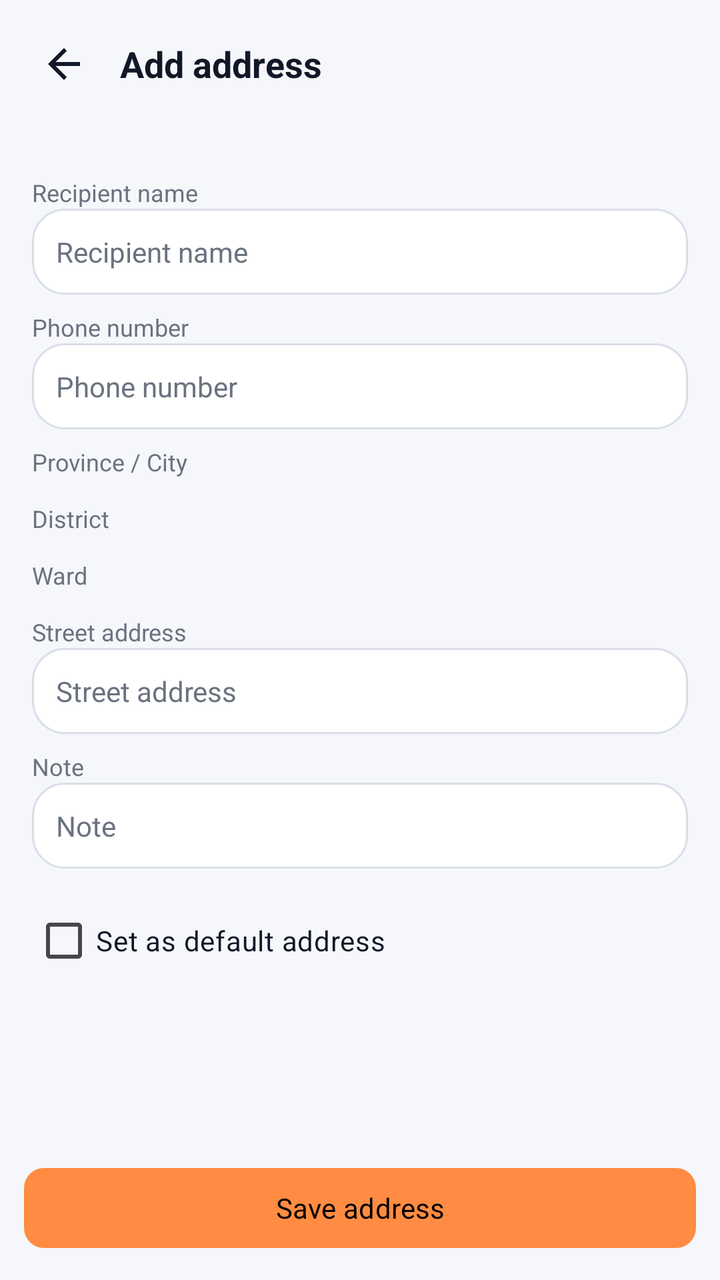
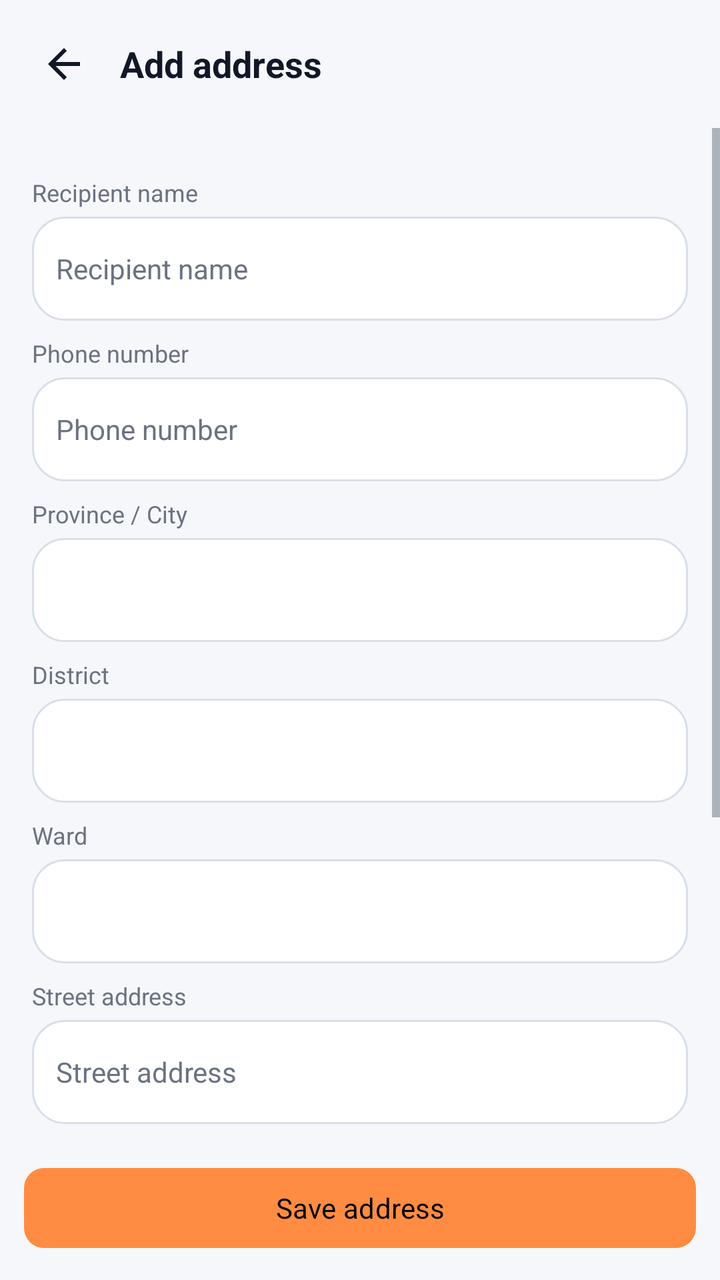

Screens rendered from an Android XML layout before and after an edit, with the pre-edit source and the edit as a unified diff.
<!-- AndroidManifest.xml: application theme Theme.My_Mobile_App -->
<!-- res/layout/activity_address_form.xml -->
<?xml version="1.0" encoding="utf-8"?>
<LinearLayout xmlns:android="http://schemas.android.com/apk/res/android"
    xmlns:app="http://schemas.android.com/apk/res-auto"
    android:layout_width="match_parent"
    android:layout_height="match_parent"
    android:background="@color/bg_dark_secondary"
    android:orientation="vertical">

    <LinearLayout
        android:layout_width="match_parent"
        android:layout_height="wrap_content"
        android:gravity="center_vertical"
        android:orientation="horizontal"
        android:padding="12dp">

        <ImageButton
            android:id="@+id/btn_back"
            android:layout_width="40dp"
            android:layout_height="40dp"
            android:background="?attr/selectableItemBackgroundBorderless"
            android:contentDescription="@string/action_back"
            android:src="@drawable/ic_arrow_back"
            app:tint="@color/text_primary" />

        <TextView
            android:id="@+id/txt_form_title"
            android:layout_width="0dp"
            android:layout_height="wrap_content"
            android:layout_marginStart="8dp"
            android:layout_weight="1"
            android:text="@string/address_add"
            android:textColor="@color/text_primary"
            android:textSize="18sp"
            android:textStyle="bold" />
    </LinearLayout>

    <ScrollView
        android:layout_width="match_parent"
        android:layout_height="0dp"
        android:layout_weight="1">

        <LinearLayout
            android:layout_width="match_parent"
            android:layout_height="wrap_content"
            android:orientation="vertical"
            android:padding="16dp">

            <TextView style="@style/AddressLabel" android:text="@string/checkout_recipient_name" />
            <EditText
                android:id="@+id/et_recipient_name"
                android:layout_width="match_parent"
                android:layout_height="wrap_content"
                android:background="@drawable/bg_input"
                android:hint="@string/checkout_recipient_name"
                android:importantForAutofill="no"
                android:inputType="textCapWords|textPersonName"
                android:padding="12dp"
                android:singleLine="true"
                android:textColor="@color/text_primary"
                android:textColorHint="@color/text_muted"
                android:textSize="14sp" />

            <TextView style="@style/AddressLabel" android:text="@string/checkout_recipient_phone" />
            <EditText
                android:id="@+id/et_recipient_phone"
                android:layout_width="match_parent"
                android:layout_height="wrap_content"
                android:background="@drawable/bg_input"
                android:hint="@string/checkout_recipient_phone"
                android:importantForAutofill="no"
                android:inputType="phone"
                android:padding="12dp"
                android:singleLine="true"
                android:textColor="@color/text_primary"
                android:textColorHint="@color/text_muted"
                android:textSize="14sp" />

            <TextView style="@style/AddressLabel" android:text="@string/checkout_province" />
            <Spinner
                android:id="@+id/spinner_province"
                android:layout_width="match_parent"
                android:layout_height="wrap_content"
                android:layout_marginTop="4dp"
                android:background="@drawable/bg_input" />

            <TextView style="@style/AddressLabel" android:text="@string/checkout_district" />
            <Spinner
                android:id="@+id/spinner_district"
                android:layout_width="match_parent"
                android:layout_height="wrap_content"
                android:layout_marginTop="4dp"
                android:background="@drawable/bg_input" />

            <TextView style="@style/AddressLabel" android:text="@string/checkout_ward" />
            <Spinner
                android:id="@+id/spinner_ward"
                android:layout_width="match_parent"
                android:layout_height="wrap_content"
                android:layout_marginTop="4dp"
                android:background="@drawable/bg_input" />

            <TextView style="@style/AddressLabel" android:text="@string/checkout_street" />
            <EditText
                android:id="@+id/et_street"
                android:layout_width="match_parent"
                android:layout_height="wrap_content"
                android:background="@drawable/bg_input"
                android:hint="@string/checkout_street"
                android:importantForAutofill="no"
                android:inputType="text"
                android:padding="12dp"
                android:textColor="@color/text_primary"
                android:textColorHint="@color/text_muted"
                android:textSize="14sp" />

            <TextView style="@style/AddressLabel" android:text="@string/checkout_note" />
            <EditText
                android:id="@+id/et_note"
                android:layout_width="match_parent"
                android:layout_height="wrap_content"
                android:background="@drawable/bg_input"
                android:hint="@string/checkout_note"
                android:importantForAutofill="no"
                android:inputType="text"
                android:padding="12dp"
                android:textColor="@color/text_primary"
                android:textColorHint="@color/text_muted"
                android:textSize="14sp" />

            <CheckBox
                android:id="@+id/cb_default"
                android:layout_width="wrap_content"
                android:layout_height="wrap_content"
                android:layout_marginTop="12dp"
                android:text="@string/address_set_default_checkbox"
                android:textColor="@color/text_primary"
                android:textSize="14sp" />
        </LinearLayout>
    </ScrollView>

    <com.google.android.material.button.MaterialButton
        android:id="@+id/btn_save_address"
        android:layout_width="match_parent"
        android:layout_height="wrap_content"
        android:layout_margin="12dp"
        android:text="@string/address_save"
        android:textAllCaps="false"
        app:cornerRadius="10dp" />
</LinearLayout>
<!-- resources referenced by this layout -->
<resources>
  <color name="bg_dark_secondary">#FFF6F7FB</color>
  <color name="text_muted">#FF6B7280</color>
  <color name="text_primary">#FF111827</color>
  <!-- drawable bg_input (drawable) -->
  <?xml version="1.0" encoding="utf-8"?>
  <shape xmlns:android="http://schemas.android.com/apk/res/android"
      android:shape="rectangle">
      <solid android:color="@color/surface_input" />
      <stroke android:width="1dp" android:color="@color/border_dark" />
      <corners android:radius="@dimen/radius_input" />
  </shape>
  <!-- drawable ic_arrow_back (drawable) -->
  <?xml version="1.0" encoding="utf-8"?>
  <vector xmlns:android="http://schemas.android.com/apk/res/android"
      android:width="24dp"
      android:height="24dp"
      android:viewportWidth="24"
      android:viewportHeight="24"
      android:tint="@color/text_primary">
      <path
          android:fillColor="@color/text_primary"
          android:pathData="M20,11H7.83l5.59,-5.59L12,4l-8,8 8,8 1.41,-1.41L7.83,13H20v-2z" />
  </vector>
  <string name="action_back">Back</string>
  <string name="address_add">Add address</string>
  <string name="address_save">Save address</string>
  <string name="address_set_default_checkbox">Set as default address</string>
  <string name="checkout_district">District</string>
  <string name="checkout_note">Note</string>
  <string name="checkout_province">Province / City</string>
  <string name="checkout_recipient_name">Recipient name</string>
  <string name="checkout_recipient_phone">Phone number</string>
  <string name="checkout_street">Street address</string>
  <string name="checkout_ward">Ward</string>
  <style name="AddressLabel">
          <item name="android:layout_width">wrap_content</item>
          <item name="android:layout_height">wrap_content</item>
          <item name="android:layout_marginTop">8dp</item>
          <item name="android:textColor">@color/text_muted</item>
          <item name="android:textSize">12sp</item>
      </style>
  <style name="Theme.My_Mobile_App" parent="Base.Theme.My_Mobile_App" />
  <color name="surface_input">#FFFFFFFF</color>
  <color name="border_dark">#FFD9DEE7</color>
  <dimen name="radius_input">16dp</dimen>
  <color name="orange">#FFFF8C42</color>
  <color name="black">#FF000000</color>
  <color name="orange_dark">#FFE0732E</color>
  <color name="ms_surface">#FFFFFFFF</color>
  <color name="ms_bg">#FFF6F7FB</color>
  <!-- unchanged entries left out for length: 1 -->
</resources>

<!-- the commit's change to res/layout/activity_address_form.xml (unified diff, before → after) -->
@@ -48,90 +48,58 @@
             <TextView style="@style/AddressLabel" android:text="@string/checkout_recipient_name" />
             <EditText
                 android:id="@+id/et_recipient_name"
-                android:layout_width="match_parent"
-                android:layout_height="wrap_content"
-                android:background="@drawable/bg_input"
+                style="@style/AddressInput"
                 android:hint="@string/checkout_recipient_name"
-                android:importantForAutofill="no"
-                android:inputType="textCapWords|textPersonName"
-                android:padding="12dp"
-                android:singleLine="true"
-                android:textColor="@color/text_primary"
-                android:textColorHint="@color/text_muted"
-                android:textSize="14sp" />
+                android:inputType="textCapWords|textPersonName" />
 
             <TextView style="@style/AddressLabel" android:text="@string/checkout_recipient_phone" />
             <EditText
                 android:id="@+id/et_recipient_phone"
-                android:layout_width="match_parent"
-                android:layout_height="wrap_content"
-                android:background="@drawable/bg_input"
+                style="@style/AddressInput"
                 android:hint="@string/checkout_recipient_phone"
-                android:importantForAutofill="no"
-                android:inputType="phone"
-                android:padding="12dp"
-                android:singleLine="true"
-                android:textColor="@color/text_primary"
-                android:textColorHint="@color/text_muted"
-                android:textSize="14sp" />
+                android:inputType="phone" />
 
             <TextView style="@style/AddressLabel" android:text="@string/checkout_province" />
             <Spinner
                 android:id="@+id/spinner_province"
-                android:layout_width="match_parent"
-                android:layout_height="wrap_content"
-                android:layout_marginTop="4dp"
-                android:background="@drawable/bg_input" />
+                style="@style/AddressSpinner" />
 
             <TextView style="@style/AddressLabel" android:text="@string/checkout_district" />
             <Spinner
                 android:id="@+id/spinner_district"
-                android:layout_width="match_parent"
-                android:layout_height="wrap_content"
-                android:layout_marginTop="4dp"
-                android:background="@drawable/bg_input" />
+                style="@style/AddressSpinner" />
 
             <TextView style="@style/AddressLabel" android:text="@string/checkout_ward" />
             <Spinner
                 android:id="@+id/spinner_ward"
-                android:layout_width="match_parent"
-                android:layout_height="wrap_content"
-                android:layout_marginTop="4dp"
-                android:background="@drawable/bg_input" />
+                style="@style/AddressSpinner" />
 
             <TextView style="@style/AddressLabel" android:text="@string/checkout_street" />
             <EditText
                 android:id="@+id/et_street"
-                android:layout_width="match_parent"
-                android:layout_height="wrap_content"
-                android:background="@drawable/bg_input"
+                style="@style/AddressInput"
                 android:hint="@string/checkout_street"
-                android:importantForAutofill="no"
-                android:inputType="text"
-                android:padding="12dp"
-                android:textColor="@color/text_primary"
-                android:textColorHint="@color/text_muted"
-                android:textSize="14sp" />
+                android:inputType="text" />
+
+            <TextView style="@style/AddressLabel" android:text="@string/checkout_postal_code" />
+            <EditText
+                android:id="@+id/et_postal_code"
+                style="@style/AddressInput"
+                android:hint="@string/checkout_postal_code"
+                android:inputType="number" />
 
             <TextView style="@style/AddressLabel" android:text="@string/checkout_note" />
             <EditText
                 android:id="@+id/et_note"
-                android:layout_width="match_parent"
-                android:layout_height="wrap_content"
-                android:background="@drawable/bg_input"
+                style="@style/AddressInput"
                 android:hint="@string/checkout_note"
-                android:importantForAutofill="no"
-                android:inputType="text"
-                android:padding="12dp"
-                android:textColor="@color/text_primary"
-                android:textColorHint="@color/text_muted"
-                android:textSize="14sp" />
+                android:inputType="text" />
 
             <CheckBox
                 android:id="@+id/cb_default"
                 android:layout_width="wrap_content"
                 android:layout_height="wrap_content"
-                android:layout_marginTop="12dp"
+                android:layout_marginTop="14dp"
                 android:text="@string/address_set_default_checkbox"
                 android:textColor="@color/text_primary"
                 android:textSize="14sp" />
<!-- resource entries referenced after the edit -->
@@ -29,17 +29,38 @@
   <string name="address_set_default_checkbox">Set as default address</string>
   <string name="checkout_district">District</string>
   <string name="checkout_note">Note</string>
+  <string name="checkout_postal_code">Postal code</string>
   <string name="checkout_province">Province / City</string>
   <string name="checkout_recipient_name">Recipient name</string>
   <string name="checkout_recipient_phone">Phone number</string>
   <string name="checkout_street">Street address</string>
   <string name="checkout_ward">Ward</string>
+  <style name="AddressInput">
+          <item name="android:layout_width">match_parent</item>
+          <item name="android:layout_height">52dp</item>
+          <item name="android:layout_marginTop">4dp</item>
+          <item name="android:background">@drawable/bg_input</item>
+          <item name="android:gravity">center_vertical</item>
+          <item name="android:paddingHorizontal">12dp</item>
+          <item name="android:singleLine">true</item>
+          <item name="android:importantForAutofill">no</item>
+          <item name="android:textColor">@color/text_primary</item>
+          <item name="android:textColorHint">@color/text_muted</item>
+          <item name="android:textSize">14sp</item>
+      </style>
   <style name="AddressLabel">
           <item name="android:layout_width">wrap_content</item>
           <item name="android:layout_height">wrap_content</item>
           <item name="android:layout_marginTop">8dp</item>
           <item name="android:textColor">@color/text_muted</item>
           <item name="android:textSize">12sp</item>
+      </style>
+  <style name="AddressSpinner">
+          <item name="android:layout_width">match_parent</item>
+          <item name="android:layout_height">52dp</item>
+          <item name="android:layout_marginTop">4dp</item>
+          <item name="android:background">@drawable/bg_input</item>
+          <item name="android:paddingHorizontal">8dp</item>
       </style>
   <style name="Theme.My_Mobile_App" parent="Base.Theme.My_Mobile_App" />
   <color name="surface_input">#FFFFFFFF</color>
